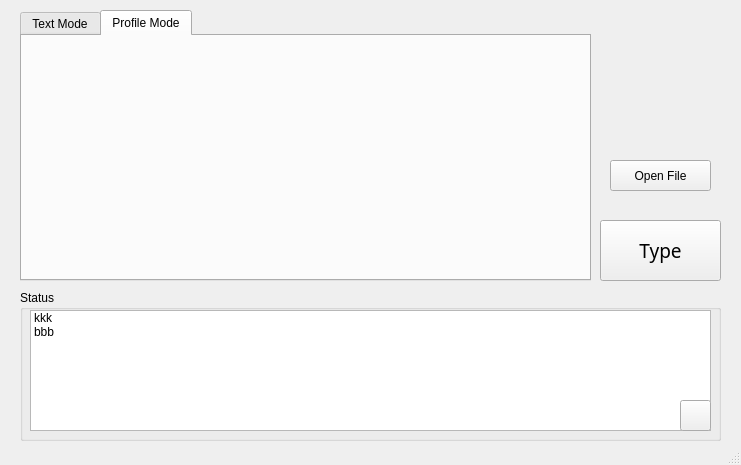
Old version of the form text2keystroke_framework.ui in the repository duchenpaul/text2keystroke_GUI.
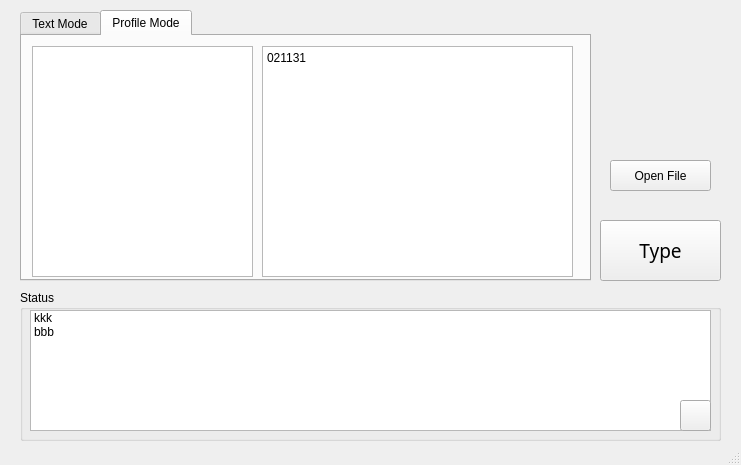
New version of the form. The open tabs and pages were chosen to show the change. Icons and pictures are not drawn.

What changed in the file:
```diff
--- a/text2keystroke_framework.ui
+++ b/text2keystroke_framework.ui
@@ -201,6 +201,39 @@
      <attribute name="title">
       <string>Profile Mode</string>
      </attribute>
+     <widget class="QListWidget" name="profileList">
+      <property name="geometry">
+       <rect>
+        <x>10</x>
+        <y>10</y>
+        <width>221</width>
+        <height>231</height>
+       </rect>
+      </property>
+     </widget>
+     <widget class="QTextBrowser" name="profileText">
+      <property name="enabled">
+       <bool>true</bool>
+      </property>
+      <property name="geometry">
+       <rect>
+        <x>240</x>
+        <y>10</y>
+        <width>311</width>
+        <height>231</height>
+       </rect>
+      </property>
+      <property name="frameShadow">
+       <enum>QFrame::Sunken</enum>
+      </property>
+      <property name="html">
+       <string>&lt;!DOCTYPE HTML PUBLIC &quot;-//W3C//DTD HTML 4.0//EN&quot; &quot;http://www.w3.org/TR/REC-html40/strict.dtd&quot;&gt;
+&lt;html&gt;&lt;head&gt;&lt;meta name=&quot;qrichtext&quot; content=&quot;1&quot; /&gt;&lt;style type=&quot;text/css&quot;&gt;
+p, li { white-space: pre-wrap; }
+&lt;/style&gt;&lt;/head&gt;&lt;body style=&quot; font-family:'SimSun'; font-size:9pt; font-weight:400; font-style:normal;&quot;&gt;
+&lt;p style=&quot; margin-top:0px; margin-bottom:0px; margin-left:0px; margin-right:0px; -qt-block-indent:0; text-indent:0px;&quot;&gt;021131&lt;/p&gt;&lt;/body&gt;&lt;/html&gt;</string>
+      </property>
+     </widget>
     </widget>
    </widget>
   </widget>
```
Left out of the diff: 2 changed lines with no effect on the pictures.
